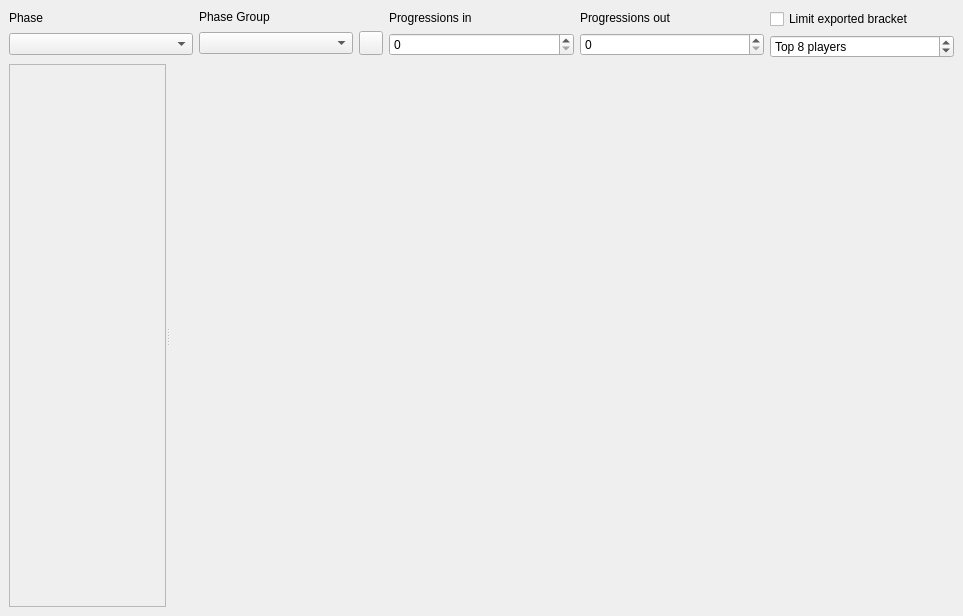
Qt form src/layout/TSHBracket.ui (joaorb64/TournamentStreamHelper) before a commit.
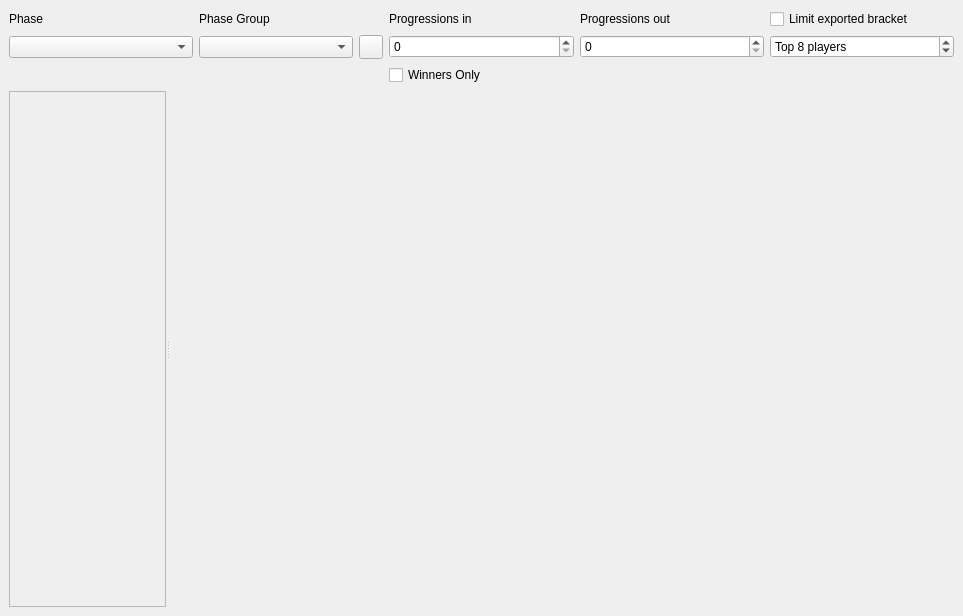
The same form after that commit.

Commit message: Update program UI to support winners side only progressions

Patch:
```diff
--- a/src/layout/TSHBracket.ui
+++ b/src/layout/TSHBracket.ui
@@ -25,10 +25,34 @@
    </property>
    <layout class="QVBoxLayout" name="verticalLayout_4">
     <item>
-     <layout class="QHBoxLayout" name="horizontalLayout">
-      <item>
-       <layout class="QVBoxLayout" name="verticalLayout_3">
-        <item>
+     <layout class="QGridLayout" name="gridLayout_3">
+      <item row="0" column="2">
+       <widget class="QLabel" name="label_3">
+        <property name="sizePolicy">
+         <sizepolicy hsizetype="Preferred" vsizetype="Maximum">
+          <horstretch>0</horstretch>
+          <verstretch>0</verstretch>
+         </sizepolicy>
+        </property>
+        <property name="text">
+         <string>Progressions in</string>
+        </property>
+       </widget>
+      </item>
+      <item row="1" column="0">
+       <widget class="QComboBox" name="phaseSelection"/>
+      </item>
+      <item row="1" column="2">
+       <widget class="QSpinBox" name="progressionsIn"/>
+      </item>
+      <item row="2" column="2">
+       <widget class="QCheckBox" name="winnersOnly">
+        <property name="text">
+         <string>Winners Only</string>
+        </property>
+       </widget>
+      </item>
+      <item row="0" column="0">
          <widget class="QLabel" name="label">
           <property name="sizePolicy">
            <sizepolicy hsizetype="Preferred" vsizetype="Maximum">
@@ -41,14 +65,23 @@
           </property>
          </widget>
         </item>
-        <item>
-         <widget class="QComboBox" name="phaseSelection"/>
-        </item>
-       </layout>
+      <item row="0" column="3">
+       <widget class="QLabel" name="label_4">
+        <property name="sizePolicy">
+         <sizepolicy hsizetype="Preferred" vsizetype="Maximum">
+          <horstretch>0</horstretch>
+          <verstretch>0</verstretch>
+         </sizepolicy>
+        </property>
+        <property name="text">
+         <string>Progressions out</string>
+        </property>
+       </widget>
+      </item>
+      <item row="1" column="3">
+       <widget class="QSpinBox" name="progressionsOut"/>
       </item>
-      <item>
-       <layout class="QVBoxLayout" name="verticalLayout_5">
-        <item>
+      <item row="0" column="1">
          <widget class="QLabel" name="label_2">
           <property name="sizePolicy">
            <sizepolicy hsizetype="Preferred" vsizetype="Maximum">
@@ -61,7 +94,7 @@
           </property>
          </widget>
         </item>
-        <item>
+      <item row="1" column="1">
          <layout class="QHBoxLayout" name="horizontalLayout_2">
           <item>
            <widget class="QComboBox" name="phaseGroupSelection"/>
@@ -92,51 +125,7 @@
           </item>
          </layout>
         </item>
-       </layout>
-      </item>
-      <item>
-       <layout class="QVBoxLayout" name="verticalLayout_6">
-        <item>
-         <widget class="QLabel" name="label_3">
-          <property name="sizePolicy">
-           <sizepolicy hsizetype="Preferred" vsizetype="Maximum">
-            <horstretch>0</horstretch>
-            <verstretch>0</verstretch>
-           </sizepolicy>
-          </property>
-          <property name="text">
-           <string>Progressions in</string>
-          </property>
-         </widget>
-        </item>
-        <item>
-         <widget class="QSpinBox" name="progressionsIn"/>
-        </item>
-       </layout>
-      </item>
-      <item>
-       <layout class="QVBoxLayout" name="verticalLayout_2">
-        <item>
-         <widget class="QLabel" name="label_4">
-          <property name="sizePolicy">
-           <sizepolicy hsizetype="Preferred" vsizetype="Maximum">
-            <horstretch>0</horstretch>
-            <verstretch>0</verstretch>
-           </sizepolicy>
-          </property>
-          <property name="text">
-           <string>Progressions out</string>
-          </property>
-         </widget>
-        </item>
-        <item>
-         <widget class="QSpinBox" name="progressionsOut"/>
-        </item>
-       </layout>
-      </item>
-      <item>
-       <layout class="QVBoxLayout" name="verticalLayout_7">
-        <item>
+      <item row="0" column="4">
          <widget class="QCheckBox" name="limitExport">
           <property name="sizePolicy">
            <sizepolicy hsizetype="Minimum" vsizetype="Maximum">
@@ -149,7 +138,7 @@
           </property>
          </widget>
         </item>
-        <item>
+      <item row="1" column="4">
          <widget class="QSpinBox" name="limitExportNumber">
           <property name="suffix">
            <string> players</string>
@@ -161,8 +150,6 @@
            <number>8</number>
           </property>
          </widget>
-        </item>
-       </layout>
       </item>
      </layout>
     </item>
```
Lines whose indentation alone changed are shown as unchanged. The commit also changes 5 other files.
